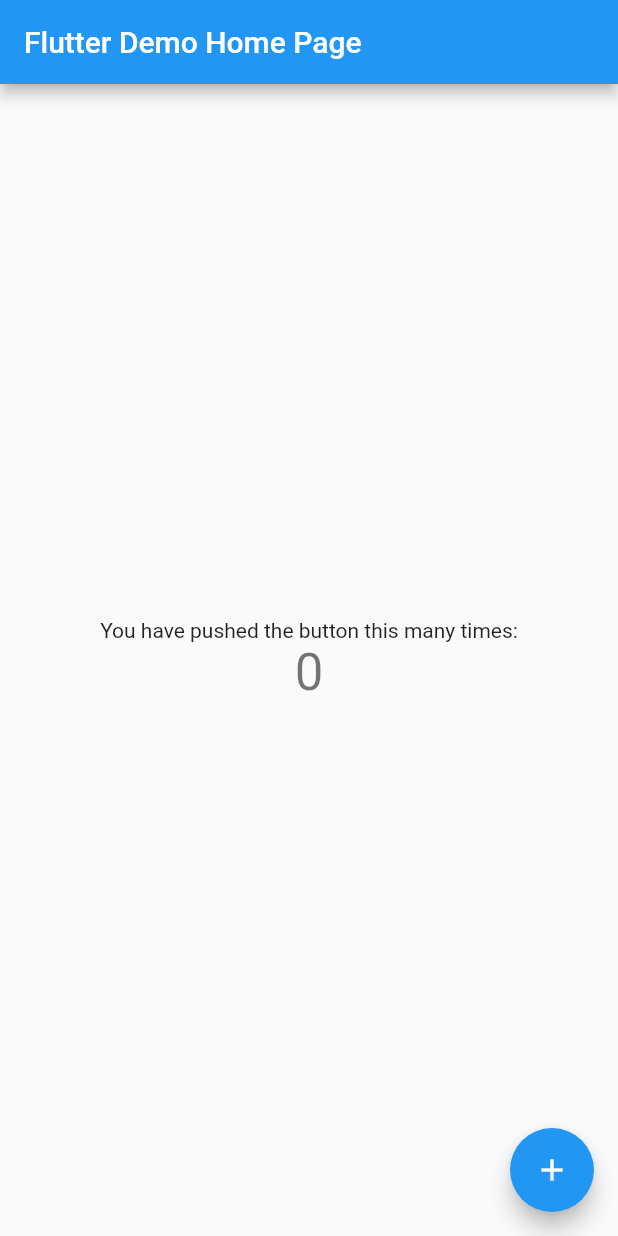
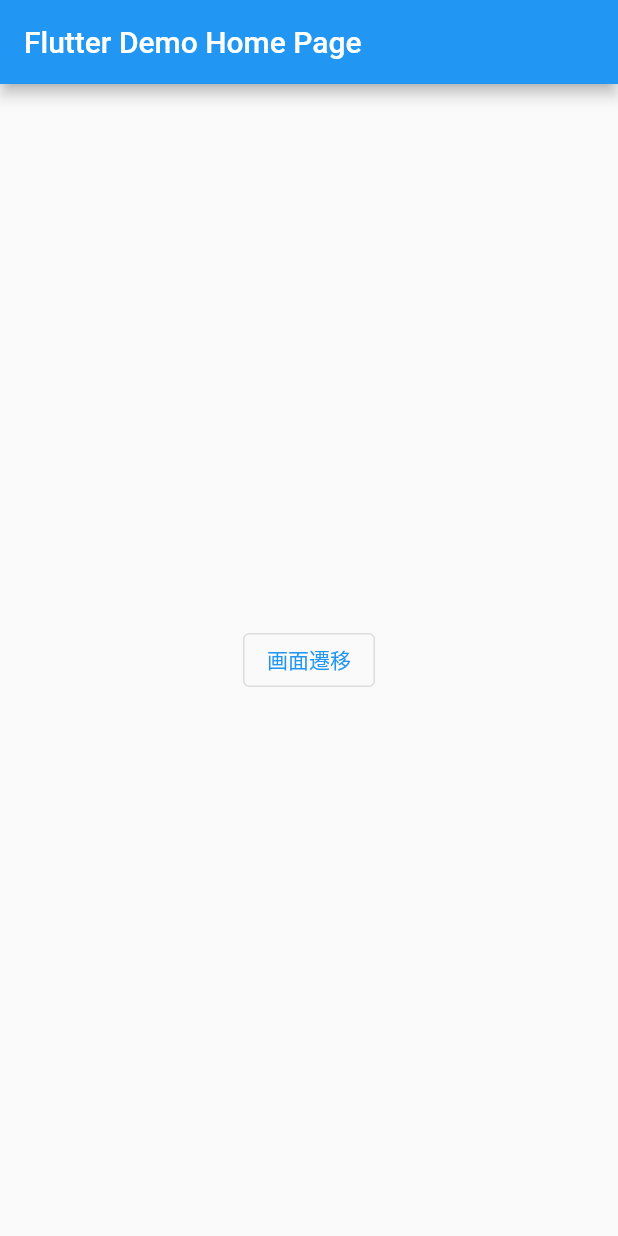
Before and after one commit to ken-sasaki2/flutter_training_app, a Flutter app: the screen it shows after launch, on a phone screen of 412 x 824 dp. Run offline on Flutter 3.47's test engine with Material 2 defaults, Android fonts, the phone set to English and light mode, and no system bars.

Commit message:
update: push遷移を実装

```diff
--- a/lib/main.dart
+++ b/lib/main.dart
@@ -1,4 +1,5 @@
 import 'package:flutter/material.dart';
+import 'package:flutter_training_app/next_page.dart';
 
 void main() {
   runApp(const MyApp());
@@ -63,53 +64,21 @@ class _MyHomePageState extends State<MyHomePage> {
 
   @override
   Widget build(BuildContext context) {
-    // This method is rerun every time setState is called, for instance as done
-    // by the _incrementCounter method above.
-    //
-    // The Flutter framework has been optimized to make rerunning build methods
-    // fast, so that you can just rebuild anything that needs updating rather
-    // than having to individually change instances of widgets.
     return Scaffold(
-      appBar: AppBar(
-        // Here we take the value from the MyHomePage object that was created by
-        // the App.build method, and use it to set our appbar title.
-        title: Text(widget.title),
-      ),
-      body: Center(
-        // Center is a layout widget. It takes a single child and positions it
-        // in the middle of the parent.
-        child: Column(
-          // Column is also a layout widget. It takes a list of children and
-          // arranges them vertically. By default, it sizes itself to fit its
-          // children horizontally, and tries to be as tall as its parent.
-          //
-          // Invoke "debug painting" (press "p" in the console, choose the
-          // "Toggle Debug Paint" action from the Flutter Inspector in Android
-          // Studio, or the "Toggle Debug Paint" command in Visual Studio Code)
-          // to see the wireframe for each widget.
-          //
-          // Column has various properties to control how it sizes itself and
-          // how it positions its children. Here we use mainAxisAlignment to
-          // center the children vertically; the main axis here is the vertical
-          // axis because Columns are vertical (the cross axis would be
-          // horizontal).
-          mainAxisAlignment: MainAxisAlignment.center,
-          children: <Widget>[
-            const Text(
-              'You have pushed the button this many times:',
-            ),
-            Text(
-              '$_counter',
-              style: Theme.of(context).textTheme.headline4,
-            ),
-          ],
+        appBar: AppBar(
+          title: Text(widget.title),
         ),
-      ),
-      floatingActionButton: FloatingActionButton(
-        onPressed: _incrementCounter,
-        tooltip: 'Increment',
-        child: const Icon(Icons.add),
-      ), // This trailing comma makes auto-formatting nicer for build methods.
-    );
+        body: Center(
+          child: OutlinedButton(
+            child: Text("画面遷移"),
+            onPressed: () {
+              // ここがアクション
+              Navigator.push(
+                context,
+                MaterialPageRoute(builder: (context) => NextPage()),
+              );
+            },
+          ),
+        ));
   }
 }
```
Also changed, not shown: lib/next_page.dart (added, +25 -0 lines).
